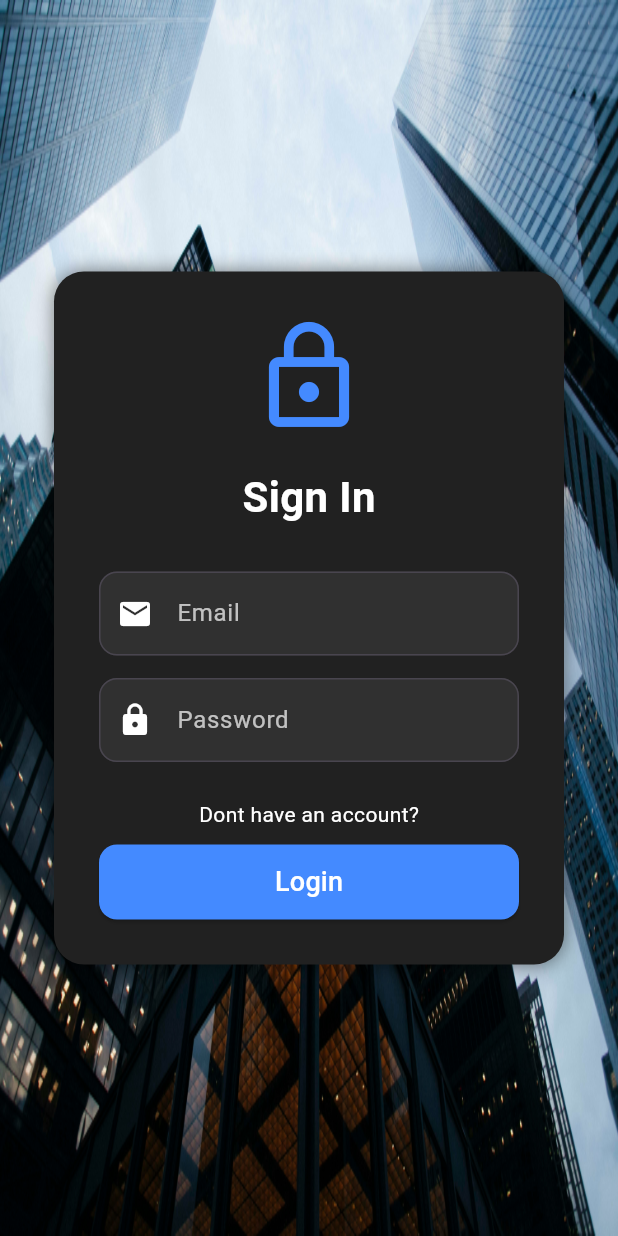
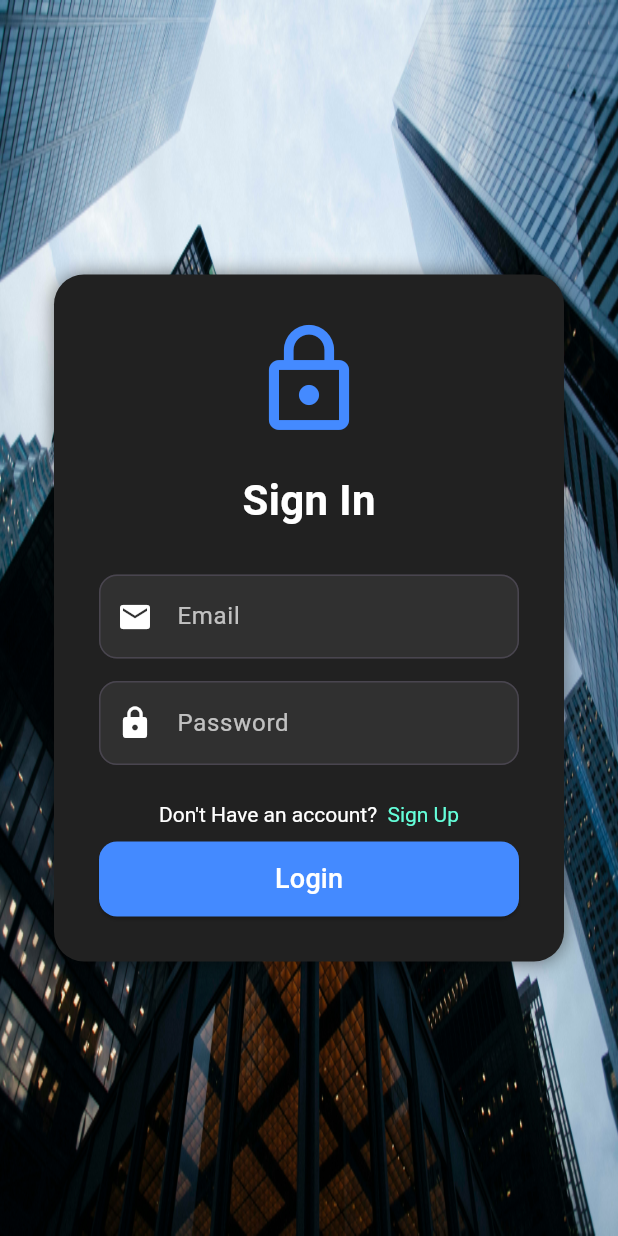
Before and after one commit to Rakibul-Islam-Nahim/Estate, a Flutter app: the screen it shows after launch, after a tap on "Login", on a phone screen of 412 x 824 dp. Run offline on Flutter 3.47's test engine with Material 3 defaults, Android fonts, the light colour scheme and no system bars.

Commit message:
Signup/ signin complete frontend

```diff
--- a/lib/main.dart
+++ b/lib/main.dart
@@ -1,5 +1,6 @@
 import 'package:flutter/material.dart';
-import 'package:real_state/pages/signin_up.dart';
+import 'package:real_state/pages/Login.dart';
+import 'package:real_state/pages/SignUp.dart';
 
 void main() {
   runApp(const MyApp());
@@ -13,7 +14,45 @@ class MyApp extends StatelessWidget {
     return MaterialApp(
       debugShowCheckedModeBanner: false,
       initialRoute: '/',
-      home: DarkSignInPage(),
+      onGenerateRoute: (settings) {
+        switch (settings.name) {
+          case '/':
+            return PageRouteBuilder(
+              pageBuilder: (_, __, ___) => const DarkSignInPage(),
+              transitionsBuilder: (_, animation, __, child) =>
+                  FadeTransition(opacity: animation, child: child),
+            );
+
+          case '/signup':
+            return PageRouteBuilder(
+              // transitionDuration: const Duration(milliseconds: 600),
+              pageBuilder: (_, __, ___) => const signup(),
+              // transitionsBuilder: (_, animation, __, child) {
+              //   // Example: Slide + Fade
+              //   final slide = Tween(begin: const Offset(1, 0), end: Offset.zero)
+              //       .animate(
+              //         CurvedAnimation(
+              //           parent: animation,
+              //           curve: Curves.easeInOut,
+              //         ),
+              //       );
+              //   final fade = Tween(begin: 0.0, end: 1.0).animate(
+              //     CurvedAnimation(parent: animation, curve: Curves.easeInOut),
+              //   );
+              //
+              //   return SlideTransition(
+              //     position: slide,
+              //     child: FadeTransition(opacity: fade, child: child),
+              //   );
+              // },
+              transitionsBuilder: (_, animation, __, child) =>
+                  FadeTransition(opacity: animation, child: child),
+            );
+
+          default:
+            return null;
+        }
+      },
     );
   }
 }
--- /dev/null
+++ b/lib/pages/Login.dart
@@ -0,0 +1,133 @@
+import 'package:flutter/gestures.dart';
+import 'package:flutter/material.dart';
+
+class DarkSignInPage extends StatelessWidget {
+  const DarkSignInPage({super.key});
+
+  @override
+  Widget build(BuildContext context) {
+    return Scaffold(
+      backgroundColor: Colors.transparent,
+      body: Container(
+        decoration: BoxDecoration(
+          image: DecorationImage(
+            image: AssetImage("assets/realState.jpg"),
+            fit: BoxFit.fill,
+          ),
+        ),
+        child: Center(
+          child: Container(
+            width: 340,
+            padding: const EdgeInsets.all(30),
+            decoration: BoxDecoration(
+              color: Colors.grey[900],
+              borderRadius: BorderRadius.circular(20),
+              boxShadow: [
+                BoxShadow(color: Colors.black.withOpacity(0.5), blurRadius: 10),
+              ],
+            ),
+            child: Column(
+              mainAxisSize: MainAxisSize.min,
+              children: [
+                const Icon(
+                  Icons.lock_outline,
+                  size: 80,
+                  color: Colors.blueAccent,
+                ),
+                const SizedBox(height: 20),
+                const Text(
+                  "Sign In",
+                  style: TextStyle(
+                    color: Colors.white,
+                    fontSize: 28,
+                    fontWeight: FontWeight.bold,
+                  ),
+                ),
+                const SizedBox(height: 30),
+                _email(),
+                const SizedBox(height: 15),
+                _password(),
+                const SizedBox(height: 25),
+                _navigationText(context),
+                const SizedBox(height: 10),
+                _login(),
+              ],
+            ),
+          ),
+        ),
+      ),
+    );
+  }
+
+  SizedBox _login() {
+    return SizedBox(
+                width: double.infinity,
+                height: 50,
+                child: ElevatedButton(
+                  onPressed: () {},
+                  style: ElevatedButton.styleFrom(
+                    backgroundColor: Colors.blueAccent,
+                    shape: RoundedRectangleBorder(
+                      borderRadius: BorderRadius.circular(12),
+                    ),
+                  ),
+                  child: const Text(
+                    "Login",
+                    style: TextStyle(fontSize: 18, color: Colors.white),
+                  ),
+                ),
+              );
+  }
+
+  RichText _navigationText(BuildContext context) {
+    return RichText(
+                text: TextSpan(
+                  text: "Don't Have an account? ",
+                  style: TextStyle(color: Colors.white),
+                  children: [
+                    TextSpan(
+                      text: " Sign Up",
+                      style: TextStyle(color: Colors.tealAccent),
+                      recognizer: TapGestureRecognizer()
+                        ..onTap = () {
+                          Navigator.pushNamed(context, '/signup');
+                        },
+                    ),
+                  ],
+                ),
+              );
+  }
+
+  TextField _password() {
+    return TextField(
+                obscureText: true,
+                style: const TextStyle(color: Colors.white),
+                decoration: InputDecoration(
+                  labelText: "Password",
+                  labelStyle: const TextStyle(color: Colors.white70),
+                  prefixIcon: const Icon(Icons.lock, color: Colors.white),
+                  filled: true,
+                  fillColor: Colors.grey[850],
+                  border: OutlineInputBorder(
+                    borderRadius: BorderRadius.circular(12),
+                  ),
+                ),
+              );
+  }
+
+  TextField _email() {
+    return TextField(
+                style: const TextStyle(color: Colors.white),
+                decoration: InputDecoration(
+                  labelText: "Email",
+                  labelStyle: const TextStyle(color: Colors.white70),
+                  prefixIcon: const Icon(Icons.email, color: Colors.white),
+                  filled: true,
+                  fillColor: Colors.grey[850],
+                  border: OutlineInputBorder(
+                    borderRadius: BorderRadius.circular(12),
+                  ),
+                ),
+              );
+  }
+}
--- a/lib/pages/signin_up.dart
+++ /dev/null
@@ -1,90 +0,0 @@
-import 'package:flutter/material.dart';
-
-class DarkSignInPage extends StatelessWidget {
-  const DarkSignInPage({super.key});
-
-  @override
-  Widget build(BuildContext context) {
-    return Scaffold(
-      backgroundColor: Colors.transparent,
-      body: Container(
-        decoration: BoxDecoration(
-          image: DecorationImage(image: AssetImage("assets/realState.jpg"),fit: BoxFit.fill),
-        ),
-        child: Center(
-          child: Container(
-            width: 340,
-            padding: const EdgeInsets.all(30),
-            decoration: BoxDecoration(
-              color: Colors.grey[900],
-              borderRadius: BorderRadius.circular(20),
-              boxShadow: [
-                BoxShadow(
-                  color: Colors.black.withOpacity(0.5),
-                  blurRadius: 10,
-                )
-              ],
-            ),
-            child: Column(
-              mainAxisSize: MainAxisSize.min,
-              children: [
-                const Icon(Icons.lock_outline, size: 80, color: Colors.blueAccent),
-                const SizedBox(height: 20),
-                const Text(
-                  "Sign In",
-                  style: TextStyle(color: Colors.white, fontSize: 28, fontWeight: FontWeight.bold),
-                ),
-                const SizedBox(height: 30),
-                TextField(
-                  style: const TextStyle(color: Colors.white),
-                  decoration: InputDecoration(
-                    labelText: "Email",
-                    labelStyle: const TextStyle(color: Colors.white70),
-                    prefixIcon: const Icon(Icons.email, color: Colors.white),
-                    filled: true,
-                    fillColor: Colors.grey[850],
-                    border: OutlineInputBorder(
-                      borderRadius: BorderRadius.circular(12),
-                    ),
-                  ),
-                ),
-                const SizedBox(height: 15),
-                TextField(
-                  obscureText: true,
-                  style: const TextStyle(color: Colors.white),
-                  decoration: InputDecoration(
-                    labelText: "Password",
-                    labelStyle: const TextStyle(color: Colors.white70),
-                    prefixIcon: const Icon(Icons.lock, color: Colors.white),
-                    filled: true,
-                    fillColor: Colors.grey[850],
-                    border: OutlineInputBorder(
-                      borderRadius: BorderRadius.circular(12),
-                    ),
-                  ),
-                ),
-                const SizedBox(height: 25),
-                Text("Dont have an account?", style: TextStyle(color:Colors.white),),
-                const SizedBox(height: 10),
-                SizedBox(
-                  width: double.infinity,
-                  height: 50,
-                  child: ElevatedButton(
-                    onPressed: () {},
-                    style: ElevatedButton.styleFrom(
-                      backgroundColor: Colors.blueAccent,
-                      shape: RoundedRectangleBorder(
-                        borderRadius: BorderRadius.circular(12),
-                      ),
-                    ),
-                    child: const Text("Login", style: TextStyle(fontSize: 18, color: Colors.white)),
-                  ),
-                ),
-              ],
-            ),
-          ),
-        ),
-      ),
-    );
-  }
-}
```
